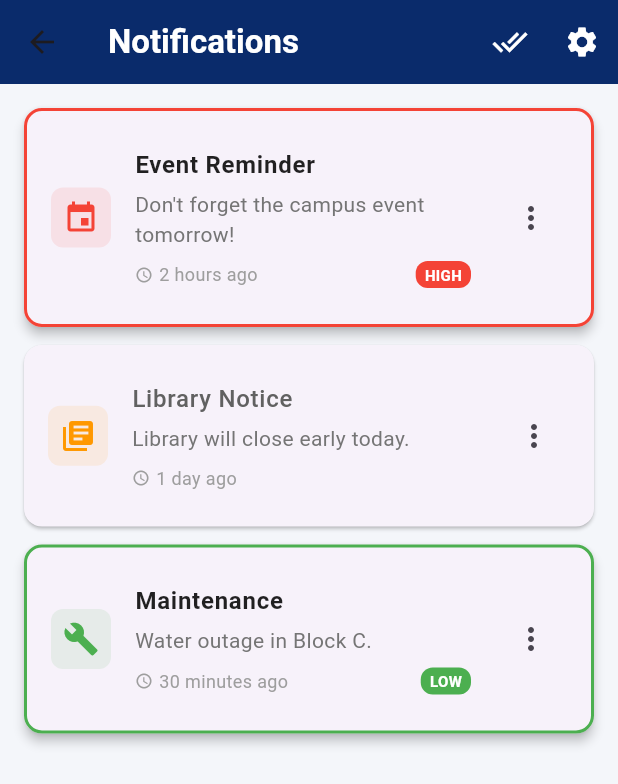
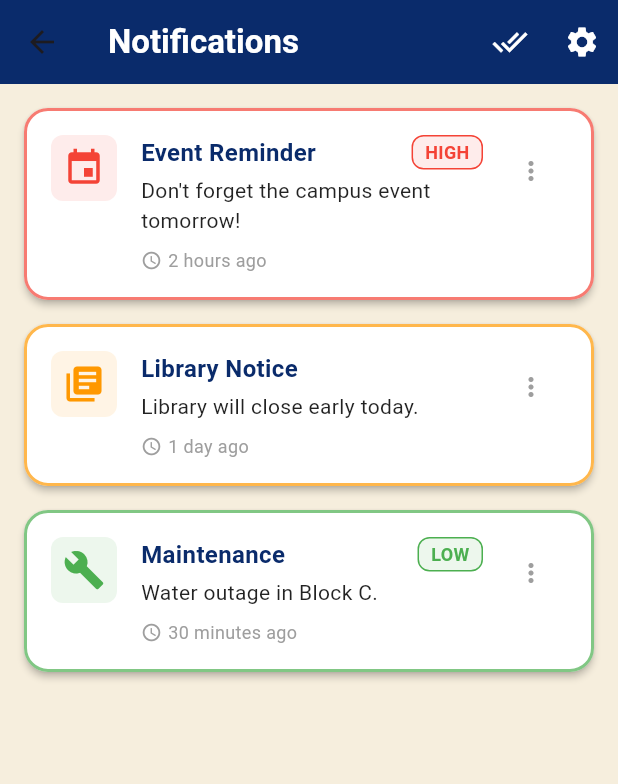
Before and after one commit to nicole-njeri/StrathUconnect, a Flutter app: the screen it shows once a user with an empty profile is signed in, item 3 of the bottom bar chosen, on a phone screen of 412 x 824 dp. Shown: the top 784 px of the screen. Run offline on Flutter 3.47's test engine with Material 3 defaults, Android fonts, the phone set to English and light mode, and no system bars; our stand-ins replace cloud_firestore, firebase_auth, firebase_core, firebase_storage, flutter_map, image_picker and 2 more; accounts and stored records are empty; Roboto replaces fonts that are missing (Poppins).

Commit message:
checklist, notifications and resources css

```diff
--- a/lib/screens/notifications_screen.dart
+++ b/lib/screens/notifications_screen.dart
@@ -181,8 +181,9 @@ class _NotificationsScreenState extends State<NotificationsScreen> {
 
   @override
   Widget build(BuildContext context) {
+    final notifications = _sampleNotifications; // Use sample for demo
     return Scaffold(
-      backgroundColor: const Color(0xFFF4F6FA),
+      backgroundColor: const Color(0xFFF6EEDD),
       appBar: AppBar(
         title: const Text(
           'Notifications',
@@ -191,7 +192,7 @@ class _NotificationsScreenState extends State<NotificationsScreen> {
         backgroundColor: const Color(0xFF0A2B6B),
         elevation: 0,
         actions: [
-          if (_sampleNotifications.any((n) => !n['isRead']))
+          if (notifications.any((n) => !n['isRead']))
             IconButton(
               icon: const Icon(Icons.done_all, color: Colors.white),
               tooltip: 'Mark all as read',
@@ -212,218 +213,162 @@ class _NotificationsScreenState extends State<NotificationsScreen> {
         ],
       ),
       body: _isLoading
+          ? const Center(child: CircularProgressIndicator())
+          : notifications.isEmpty
           ? const Center(
-              child: CircularProgressIndicator(color: Color(0xFF0A2B6B)),
+              child: Text(
+                'No notifications yet.',
+                style: TextStyle(color: Colors.grey, fontSize: 18),
+              ),
             )
-          : _error != null
-          ? Center(
+          : ListView.separated(
+              padding: const EdgeInsets.all(16),
+              itemCount: notifications.length,
+              separatorBuilder: (context, i) => const SizedBox(height: 16),
+              itemBuilder: (context, i) {
+                final n = notifications[i];
+                final priorityColor = n['priority'] == 'high'
+                    ? Colors.red
+                    : n['priority'] == 'low'
+                    ? Colors.green
+                    : Colors.orange;
+                return Material(
+                  elevation: 2,
+                  borderRadius: BorderRadius.circular(16),
+                  color: Colors.white,
+                  child: Container(
+                    decoration: BoxDecoration(
+                      border: Border.all(
+                        color: priorityColor.withOpacity(0.7),
+                        width: 2,
+                      ),
+                      borderRadius: BorderRadius.circular(16),
+                    ),
+                    child: Padding(
+                      padding: const EdgeInsets.all(16),
+                      child: Row(
+                        crossAxisAlignment: CrossAxisAlignment.start,
+                        children: [
+                          Container(
+                            padding: const EdgeInsets.all(8),
+                            decoration: BoxDecoration(
+                              color: priorityColor.withOpacity(0.1),
+                              borderRadius: BorderRadius.circular(8),
+                            ),
+                            child: Icon(
+                              _getNotificationIcon(n['type']),
+                              color: priorityColor,
+                              size: 28,
+                            ),
+                          ),
+                          const SizedBox(width: 16),
+                          Expanded(
                             child: Column(
-                mainAxisAlignment: MainAxisAlignment.center,
+                              crossAxisAlignment: CrossAxisAlignment.start,
                               children: [
-                  const Icon(Icons.error_outline, size: 64, color: Colors.grey),
-                  const SizedBox(height: 16),
-                  Text(
-                    _error!,
-                    style: const TextStyle(fontSize: 16, color: Colors.grey),
+                                Row(
+                                  children: [
+                                    Expanded(
+                                      child: Text(
+                                        n['title'],
+                                        style: const TextStyle(
+                                          fontWeight: FontWeight.w600,
+                                          fontSize: 16,
+                                          color: Color(0xFF0A2B6B),
                                         ),
-                  const SizedBox(height: 16),
-                  ElevatedButton(
-                    onPressed: _loadNotifications,
-                    style: ElevatedButton.styleFrom(
-                      backgroundColor: const Color(0xFF0A2B6B),
                                       ),
-                    child: const Text('Retry'),
+                                    ),
+                                    if (n['priority'] == 'high' ||
+                                        n['priority'] == 'low')
+                                      Container(
+                                        padding: const EdgeInsets.symmetric(
+                                          horizontal: 8,
+                                          vertical: 2,
+                                        ),
+                                        decoration: BoxDecoration(
+                                          color: priorityColor.withOpacity(0.1),
+                                          borderRadius: BorderRadius.circular(
+                                            8,
+                                          ),
+                                          border: Border.all(
+                                            color: priorityColor,
+                                          ),
+                                        ),
+                                        child: Text(
+                                          n['priority']
+                                              .toString()
+                                              .toUpperCase(),
+                                          style: TextStyle(
+                                            color: priorityColor,
+                                            fontWeight: FontWeight.bold,
+                                            fontSize: 12,
+                                          ),
+                                        ),
                                       ),
                                   ],
                                 ),
-            )
-          : _sampleNotifications.isEmpty
-          ? const Center(
-              child: Column(
-                mainAxisAlignment: MainAxisAlignment.center,
-                children: [
-                  Icon(Icons.notifications_none, size: 64, color: Colors.grey),
-                  SizedBox(height: 16),
-                  Text(
-                    'No notifications',
-                    style: TextStyle(fontSize: 18, color: Colors.grey),
-                  ),
-                  SizedBox(height: 8),
-                  Text(
-                    'You\'re all caught up!',
-                    style: TextStyle(fontSize: 14, color: Colors.grey),
-                  ),
-                ],
-              ),
-            )
-          : ListView.builder(
-              padding: const EdgeInsets.all(16),
-              itemCount: _sampleNotifications.length,
-              itemBuilder: (context, index) {
-                final notification = _sampleNotifications[index];
-                return _buildNotificationCard(notification);
-              },
-            ),
-    );
-  }
-
-  Widget _buildNotificationCard(Map<String, dynamic> notification) {
-    final isRead = notification['isRead'] as bool;
-    final priority = notification['priority'] as String;
-    final type = notification['type'] as String;
-    final timestamp = notification['timestamp'] as DateTime;
-
-    return Dismissible(
-      key: Key(notification['id']),
-      direction: DismissDirection.endToStart,
-      background: Container(
-        alignment: Alignment.centerRight,
-        padding: const EdgeInsets.only(right: 20),
-        color: Colors.red,
-        child: const Icon(Icons.delete, color: Colors.white),
-      ),
-      onDismissed: (direction) {
-        _deleteNotification(notification['id']);
-        ScaffoldMessenger.of(context).showSnackBar(
-          SnackBar(
-            content: Text('${notification['title']} deleted'),
-            action: SnackBarAction(
-              label: 'Undo',
-              onPressed: () {
-                setState(() {
-                  _sampleNotifications.add(notification);
-                });
-              },
-            ),
-          ),
-        );
-      },
-      child: Card(
-        margin: const EdgeInsets.only(bottom: 12),
-        shape: RoundedRectangleBorder(borderRadius: BorderRadius.circular(12)),
-        elevation: isRead ? 1 : 3,
-        child: Container(
-          decoration: BoxDecoration(
-            borderRadius: BorderRadius.circular(12),
-            border: Border.all(
-              color: isRead ? Colors.transparent : _getPriorityColor(priority),
-              width: isRead ? 0 : 2,
-            ),
-          ),
-          child: ListTile(
-            contentPadding: const EdgeInsets.all(16),
-            leading: Container(
-              padding: const EdgeInsets.all(8),
-              decoration: BoxDecoration(
-                color: _getPriorityColor(priority).withOpacity(0.1),
-                borderRadius: BorderRadius.circular(8),
-              ),
-              child: Icon(
-                _getNotificationIcon(type),
-                color: _getPriorityColor(priority),
-                size: 24,
-              ),
-            ),
-            title: Text(
-              notification['title'],
-              style: TextStyle(
-                fontWeight: isRead ? FontWeight.w500 : FontWeight.w600,
-                fontSize: 16,
-                color: isRead ? Colors.grey[700] : Colors.black87,
-              ),
-            ),
-            subtitle: Column(
-              crossAxisAlignment: CrossAxisAlignment.start,
-              children: [
                                 const SizedBox(height: 4),
                                 Text(
-                  notification['message'],
-                  style: TextStyle(color: Colors.grey[600], fontSize: 14),
+                                  n['message'],
+                                  style: const TextStyle(
+                                    color: Colors.black87,
+                                    fontSize: 14,
+                                  ),
                                 ),
                                 const SizedBox(height: 8),
                                 Row(
                                   children: [
-                    Icon(Icons.access_time, size: 12, color: Colors.grey[500]),
+                                    Icon(
+                                      Icons.access_time,
+                                      size: 14,
+                                      color: Colors.grey[500],
+                                    ),
                                     const SizedBox(width: 4),
                                     Text(
-                      _getTimeAgo(timestamp),
-                      style: TextStyle(color: Colors.grey[500], fontSize: 12),
-                    ),
-                    const Spacer(),
-                    if (!isRead)
-                      Container(
-                        padding: const EdgeInsets.symmetric(
-                          horizontal: 6,
-                          vertical: 2,
-                        ),
-                        decoration: BoxDecoration(
-                          color: _getPriorityColor(priority),
-                          borderRadius: BorderRadius.circular(8),
-                        ),
-                        child: Text(
-                          priority.toUpperCase(),
+                                      _getTimeAgo(n['timestamp']),
                                       style: const TextStyle(
-                            color: Colors.white,
-                            fontSize: 10,
-                            fontWeight: FontWeight.bold,
-                          ),
+                                        color: Colors.grey,
+                                        fontSize: 12,
                                       ),
                                     ),
                                   ],
                                 ),
                               ],
                             ),
-            trailing: PopupMenuButton<String>(
-              icon: const Icon(Icons.more_vert),
+                          ),
+                          const SizedBox(width: 8),
+                          PopupMenuButton<String>(
                             onSelected: (value) {
-                switch (value) {
-                  case 'mark_read':
-                    _markAsRead(notification['id']);
-                    break;
-                  case 'delete':
-                    _deleteNotification(notification['id']);
-                    break;
+                              if (value == 'delete') {
+                                _deleteNotification(n['id']);
+                              } else if (value == 'mark_read') {
+                                _markAsRead(n['id']);
                               }
                             },
                             itemBuilder: (context) => [
-                if (!isRead)
+                              if (!n['isRead'])
                                 const PopupMenuItem(
                                   value: 'mark_read',
-                    child: Row(
-                      children: [
-                        Icon(Icons.done),
-                        SizedBox(width: 8),
-                        Text('Mark as read'),
-                      ],
-                    ),
+                                  child: Text('Mark as read'),
                                 ),
                               const PopupMenuItem(
                                 value: 'delete',
-                  child: Row(
-                    children: [
-                      Icon(Icons.delete, color: Colors.red),
-                      SizedBox(width: 8),
-                      Text('Delete', style: TextStyle(color: Colors.red)),
+                                child: Text('Delete'),
+                              ),
                             ],
+                            icon: const Icon(
+                              Icons.more_vert,
+                              size: 20,
+                              color: Colors.grey,
                             ),
                           ),
                         ],
                       ),
-            onTap: () {
-              if (!isRead) {
-                _markAsRead(notification['id']);
-              }
-              // Here you could navigate to a detailed view or perform an action
-              ScaffoldMessenger.of(context).showSnackBar(
-                SnackBar(
-                  content: Text('Opening ${notification['title']}'),
-                  duration: const Duration(seconds: 1),
+                    ),
                   ),
                 );
               },
             ),
-        ),
-      ),
     );
   }
 }
```
Also changed, not shown: lib/screens/checklist_screen.dart (+23 -11 lines), lib/screens/resources_screen.dart (+44 -52 lines). Lines whose indentation alone changed are shown as unchanged.
